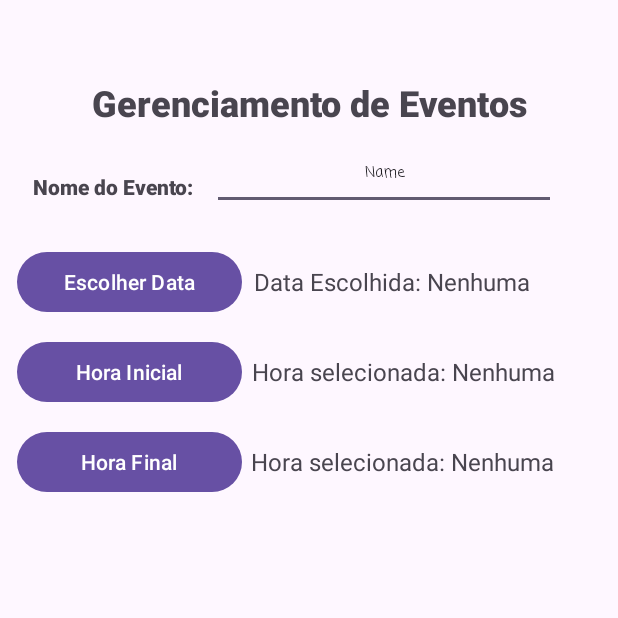
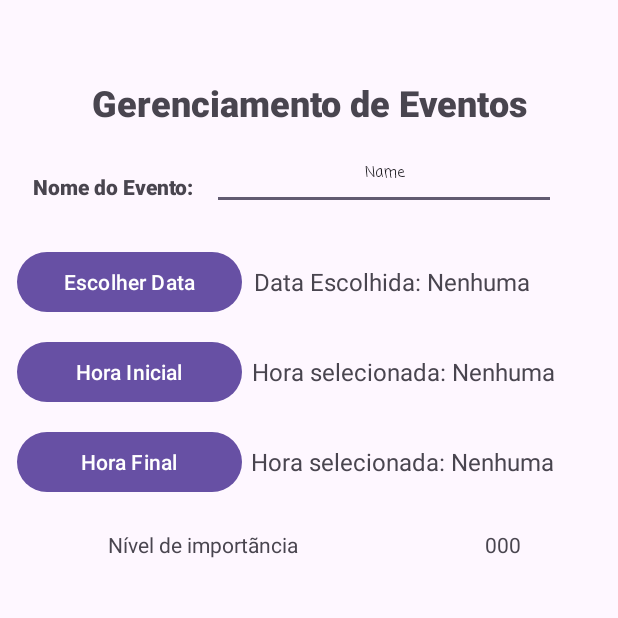
Before and after one commit to BRADDTELES/appEventos, an Android app: the screen it shows after launch (MainActivity), on a phone screen of 412 x 824 dp, the top half of it. Run offline under Robolectric (Android 15) with nearby library versions, the phone set to English and light mode, and no system bars.

```diff
--- a/app/src/main/res/layout/activity_main.xml
+++ b/app/src/main/res/layout/activity_main.xml
@@ -160,7 +160,26 @@
         <LinearLayout
             android:layout_width="match_parent"
             android:layout_height="50dp"
-            android:orientation="horizontal"></LinearLayout>
+            android:orientation="horizontal">
+
+            <TextView
+                android:id="@+id/textView2"
+                android:layout_width="wrap_content"
+                android:layout_height="wrap_content"
+                android:layout_gravity="center_vertical"
+                android:layout_weight="1"
+                android:gravity="center"
+                android:text="@string/text_view_nivel" />
+
+            <TextView
+                android:id="@+id/textView4"
+                android:layout_width="wrap_content"
+                android:layout_height="wrap_content"
+                android:layout_gravity="center_vertical"
+                android:layout_weight="1"
+                android:gravity="center"
+                android:text="@string/text_view_000" />
+        </LinearLayout>
 
         <LinearLayout
             android:layout_width="match_parent"
--- a/app/src/main/res/values/strings.xml
+++ b/app/src/main/res/values/strings.xml
@@ -8,4 +8,6 @@
     <string name="label_hora_inicial_selecionada">Hora selecionada: Nenhuma</string>
     <string name="label_hora_final">Hora Final</string>
     <string name="label_hora_final_selecionada">Hora selecionada: Nenhuma</string>
+    <string name="text_view_nivel">Nível de importãncia</string>
+    <string name="text_view_000">000</string>
 </resources>
```
